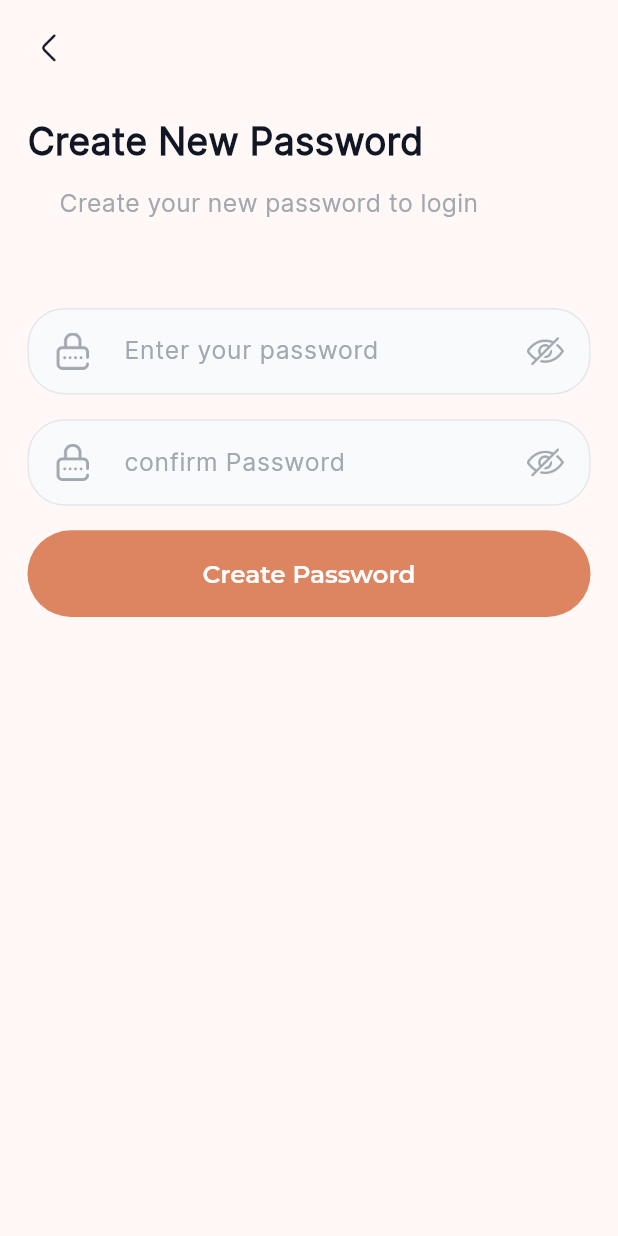
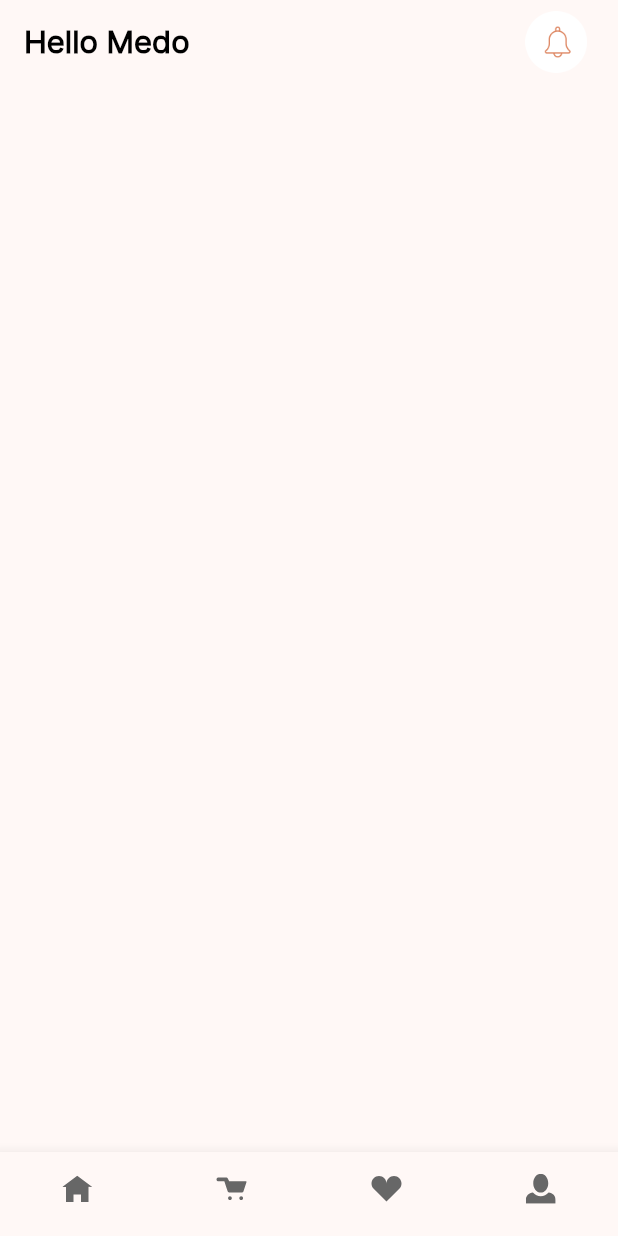
Before and after one commit to AhmedSaad912000/suits-app, a Flutter app: the screen it shows after launch, on a phone screen of 412 x 824 dp. Run offline on Flutter 3.47's test engine with Material 3 defaults, Android fonts, the phone set to English and light mode, and no system bars; our stand-ins replace easy_localization, flutter_screenutil, flutter_svg, pin_code_fields; project files that could hold a hidden picture were left out.

Commit message:
first_upload

```diff
--- a/lib/main.dart
+++ b/lib/main.dart
@@ -6,6 +6,7 @@ import 'package:flutter_screenutil/flutter_screenutil.dart';
 import 'core/logic/helper_methods.dart';
 
 import 'views/auth/new_password/view.dart';
+import 'views/main/home_nav/view.dart';
 
 
 void main() async{
@@ -68,6 +69,16 @@ class MyApp extends StatelessWidget {
                   borderRadius: BorderRadius.circular(32.r),
                 )
               )),
+            appBarTheme: AppBarTheme(
+              titleTextStyle: TextStyle(
+                fontSize: 20.sp,
+                fontWeight: FontWeight.w600,
+                fontFamily: 'Inter',
+                color: Colors.black
+
+              ),
+              centerTitle: false,
+            ),
 
             colorScheme: ColorScheme.fromSeed(seedColor: Color(0xffDD8560),primary:Color(0xffDD8560) ),
         useMaterial3: true,
@@ -75,7 +86,7 @@ class MyApp extends StatelessWidget {
          home: child,
        );
       },
-      child: NewPasswordView(),
+      child: HomeNavView(),
 
     );
   }
--- a/lib/views/auth/new_password/view.dart
+++ b/lib/views/auth/new_password/view.dart
@@ -5,7 +5,6 @@ import 'package:suits/core/design/my_appbar.dart';
 import 'package:suits/core/logic/helper_methods.dart';
 import 'package:suits/views/auth/components/auth_header.dart';
 import 'package:suits/views/auth/login/view.dart';
-
 import '../../../core/design/app_input.dart';
 
 class NewPasswordView extends StatefulWidget {
--- a/lib/views/main/home_nav/pages/cart/view.dart
+++ b/lib/views/main/home_nav/pages/cart/view.dart
@@ -0,0 +1,10 @@
+import 'package:flutter/material.dart';
+
+class CartPage extends StatelessWidget {
+  const CartPage({super.key});
+
+  @override
+  Widget build(BuildContext context) {
+    return const Placeholder();
+  }
+}
--- a/lib/views/main/home_nav/pages/favorite/view.dart
+++ b/lib/views/main/home_nav/pages/favorite/view.dart
@@ -0,0 +1,10 @@
+import 'package:flutter/material.dart';
+
+class FavoritePage extends StatelessWidget {
+  const FavoritePage({super.key});
+
+  @override
+  Widget build(BuildContext context) {
+    return const Placeholder();
+  }
+}
--- a/lib/views/main/home_nav/pages/home/view.dart
+++ b/lib/views/main/home_nav/pages/home/view.dart
@@ -0,0 +1,29 @@
+import 'package:flutter/material.dart';
+import 'package:flutter_screenutil/flutter_screenutil.dart';
+import 'package:suits/core/design/app_image.dart';
+
+class HomePage extends StatelessWidget {
+  const HomePage({super.key});
+
+  @override
+  Widget build(BuildContext context) {
+    return Scaffold(
+      appBar: AppBar(
+        title: Text('Hello Medo'),
+        actions:  [
+          Padding(
+            padding:  EdgeInsetsDirectional.only(end: 16.w),
+            child: AppImage('notifications.png',height: 40.h,width: 40.w,),
+          ),
+        ],
+
+      ),
+      body: Column(
+        children: [
+
+        ],
+      ),
+
+    );
+  }
+}
--- a/lib/views/main/home_nav/pages/my_account/view.dart
+++ b/lib/views/main/home_nav/pages/my_account/view.dart
@@ -0,0 +1,10 @@
+import 'package:flutter/material.dart';
+
+class MyAccountPage extends StatelessWidget {
+  const MyAccountPage({super.key});
+
+  @override
+  Widget build(BuildContext context) {
+    return const Placeholder();
+  }
+}
--- a/lib/views/main/home_nav/view.dart
+++ b/lib/views/main/home_nav/view.dart
@@ -1,10 +1,50 @@
 import 'package:flutter/material.dart';
-
-class HomeNavView extends StatelessWidget {
+import 'package:suits/core/design/app_image.dart';
+import 'package:suits/views/main/home_nav/pages/cart/view.dart';
+import 'package:suits/views/main/home_nav/pages/favorite/view.dart';
+import 'package:suits/views/main/home_nav/pages/home/view.dart';
+import 'package:suits/views/main/home_nav/pages/my_account/view.dart';
+class HomeNavView extends StatefulWidget {
   const HomeNavView({super.key});
 
   @override
+  State<HomeNavView> createState() => _HomeNavViewState();
+}
+
+class _HomeNavViewState extends State<HomeNavView> {
+  final list = ['home.svg', 'cart.svg', 'favorits.svg', 'user.svg'];
+  final List<Widget> pages = [
+    HomePage(),
+    CartPage(),
+    FavoritePage(),
+    MyAccountPage()
+  ];
+  int currentPage = 0;
+
+  @override
   Widget build(BuildContext context) {
-    return const Placeholder();
+    return Scaffold(
+      body: pages[currentPage],
+      bottomNavigationBar: BottomNavigationBar(
+         showSelectedLabels: false,
+          showUnselectedLabels: false,
+          type: BottomNavigationBarType.fixed,
+          currentIndex: currentPage,
+          onTap: (value) {
+            currentPage = value;
+            setState(() {});
+          },
+          items: List.generate(
+            list.length,
+            (index) => BottomNavigationBarItem(
+                icon: AppImage(
+                  list[index],
+                  color: index == currentPage
+                      ? Theme.of(context).primaryColor
+                      : null,
+                ),
+                label: ''),
+          )),
+    );
   }
 }
```
Also changed, not shown: assets/images/notifications.png (added), assets/svg/cart.svg (added), assets/svg/favorits.svg (added), assets/svg/home.svg (added), assets/svg/user.svg (added).
